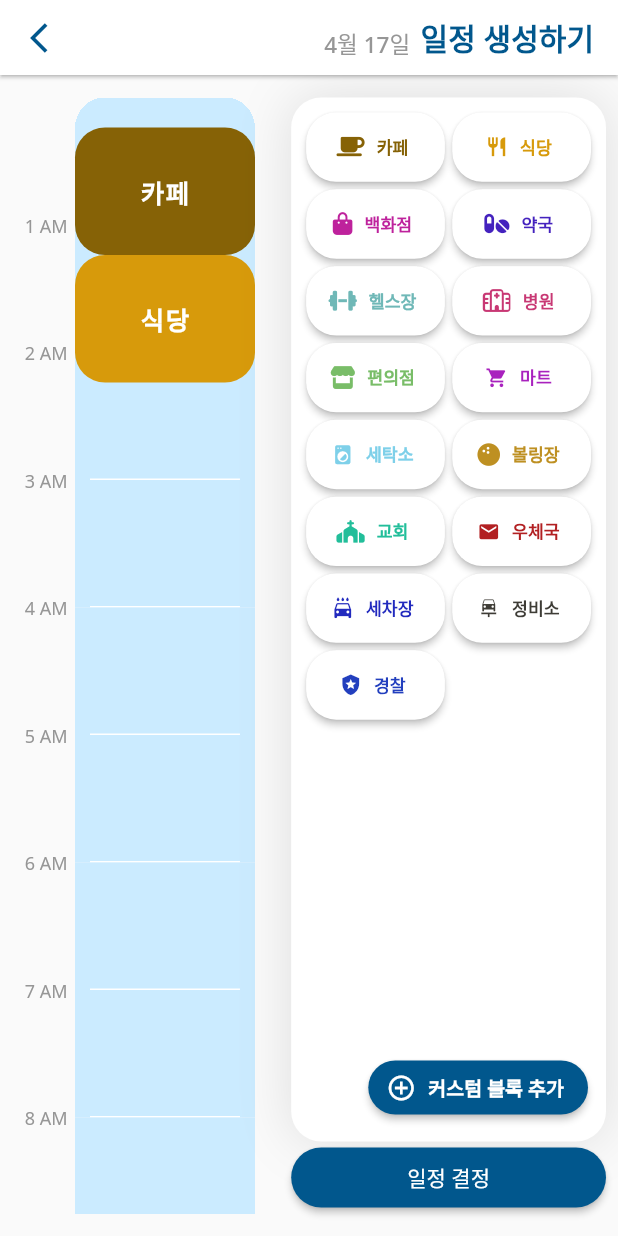
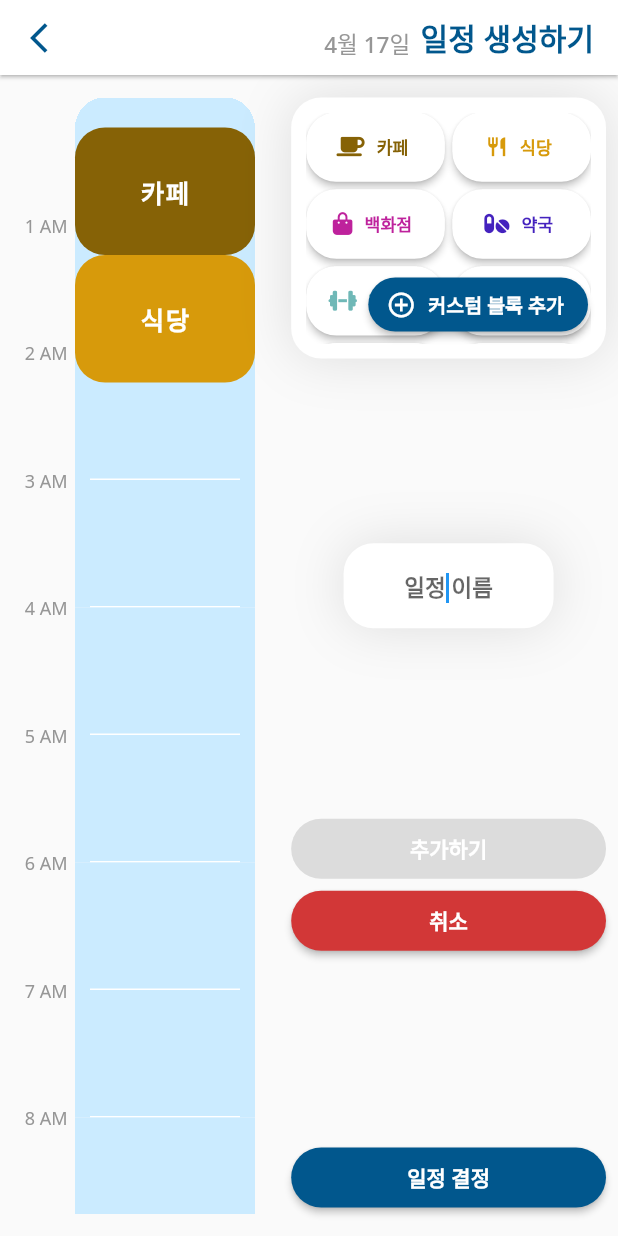
Before and after one commit to Dayplan-it/Dayplan.it, a Flutter app: the CreateScheduleScreen screen opened directly with empty values, after a tap on "카페", after a tap on "식당", after a tap on "커스텀 블록 추가", on a phone screen of 412 x 824 dp. Run offline on Flutter 3.47's test engine with Material 2 defaults, Android fonts, the phone set to English and light mode, and no system bars; our stand-ins replace font_awesome_flutter, google_fonts.

Commit message:
Add Custom Schedule Function
커스텀 스케줄(러프)을 추가하는 기능을 추가했습니다.

```diff
--- /dev/null
+++ b/frontend/lib/screens/create_schedule/components/bottom_right_space.dart
@@ -0,0 +1,155 @@
+import 'package:flutter/material.dart';
+import 'package:provider/provider.dart';
+import 'package:dayplan_it/constants.dart';
+import 'package:dayplan_it/screens/create_schedule/components/core/create_schedule_store.dart';
+import 'package:dayplan_it/screens/create_schedule/components/core/place_rough.dart';
+import 'package:dayplan_it/screens/create_schedule/components/core/create_schedule_constants.dart';
+
+class NoScheduleText extends StatelessWidget {
+  const NoScheduleText({Key? key}) : super(key: key);
+
+  @override
+  Widget build(BuildContext context) {
+    return Column(
+      mainAxisAlignment: MainAxisAlignment.center,
+      children: [
+        Column(
+          children: [
+            Text(
+              "일정이 없습니다",
+              style: mainFont(
+                  color: Colors.black,
+                  fontWeight: FontWeight.w900,
+                  fontSize: 20),
+            ),
+            const SizedBox(
+              height: 20,
+            ),
+            Text(
+              "일정 블록을 선택하거나",
+              style: mainFont(color: subTextColor),
+            ),
+            const SizedBox(
+              height: 3,
+            ),
+            Text(
+              "커스텀 블록을 만들어주세요",
+              style: mainFont(color: subTextColor),
+            )
+          ],
+        )
+      ],
+    );
+  }
+}
+
+class CreateCustomBlock extends StatefulWidget {
+  const CreateCustomBlock({
+    Key? key,
+  }) : super(key: key);
+
+  @override
+  State<CreateCustomBlock> createState() => _CreateCustomBlockState();
+}
+
+class _CreateCustomBlockState extends State<CreateCustomBlock> {
+  final TextEditingController _controller = TextEditingController();
+  bool _isInputExists = false;
+  String _input = "";
+
+  @override
+  void dispose() {
+    _controller.dispose();
+    super.dispose();
+  }
+
+  @override
+  Widget build(BuildContext context) {
+    return Column(
+      mainAxisAlignment: MainAxisAlignment.spaceEvenly,
+      children: [
+        Center(
+          child: Container(
+            alignment: Alignment.center,
+            decoration: BoxDecoration(
+                color: Colors.white,
+                borderRadius: defaultBoxRadius,
+                boxShadow: defaultBoxShadow),
+            padding: const EdgeInsets.all(5),
+            width: timeLineWidth + 20,
+            height: itemHeight / 1.5,
+            child: TextField(
+              autofocus: true,
+              controller: _controller,
+              textAlign: TextAlign.center,
+              decoration: const InputDecoration(
+                  border: InputBorder.none, hintText: "일정 이름"),
+              style: mainFont(
+                  color: pointColor, fontWeight: FontWeight.w900, fontSize: 15),
+              onChanged: (input) {
+                if (input.isEmpty) {
+                  setState(() {
+                    _isInputExists = false;
+                  });
+                } else {
+                  setState(() {
+                    _isInputExists = true;
+                    _input = input;
+                  });
+                }
+              },
+            ),
+          ),
+        ),
+        Column(
+          children: [
+            ElevatedButton(
+                onPressed: _isInputExists
+                    ? () {
+                        context.read<CreateScheduleStore>().addRoughSchedule(
+                            PlaceRough(
+                                nameKor: _input,
+                                nameEng: "custom",
+                                color: pointColor,
+                                startsAt: DateTime(2023),
+                                endsAt: DateTime(2023),
+                                duration: const Duration(days: 1)));
+                        context
+                            .read<CreateScheduleStore>()
+                            .onEndMakingCustomBlock();
+                      }
+                    : null,
+                style: ElevatedButton.styleFrom(
+                    primary: primaryColor,
+                    minimumSize: const Size(double.maxFinite, 40),
+                    shape:
+                        RoundedRectangleBorder(borderRadius: defaultBoxRadius)),
+                child: Text(
+                  "추가하기",
+                  style: mainFont(
+                    fontWeight: FontWeight.w600,
+                    color: Colors.white,
+                  ),
+                )),
+            ElevatedButton(
+                onPressed: () => context
+                    .read<CreateScheduleStore>()
+                    .onEndMakingCustomBlock(),
+                style: ElevatedButton.styleFrom(
+                    primary: pointColor,
+                    minimumSize: const Size(double.maxFinite, 40),
+                    shape:
+                        RoundedRectangleBorder(borderRadius: defaultBoxRadius)),
+                child: Text(
+                  "취소",
+                  style: mainFont(
+                    fontWeight: FontWeight.w600,
+                    color: Colors.white,
+                  ),
+                )),
+          ],
+        ),
+      ],
+    );
+  }
+}
--- a/frontend/lib/screens/create_schedule/components/core/create_schedule_constants.dart
+++ b/frontend/lib/screens/create_schedule/components/core/create_schedule_constants.dart
@@ -7,6 +7,9 @@ const double itemHeight = 85;
 
 /// 타임라인을 몇시간으로 설정할 것인지 (24시간)
 const int hours = 24;
+
+/// 순서 조정시 생기는 DragTarget 높이
+const double reorderDragTargetHeight = itemHeight / 5;
 
 /// 최소한의 스케줄 블록 사이즈를 Duration으로 결정
 const Duration minimumScheduleBoxDuration = Duration(minutes: 30);
--- a/frontend/lib/screens/create_schedule/components/core/create_schedule_store.dart
+++ b/frontend/lib/screens/create_schedule/components/core/create_schedule_store.dart
@@ -186,4 +186,10 @@ class CreateScheduleStore extends ChangeNotifier {
     isCustomBlockBeingMade = true;
     notifyListeners();
   }
+
+  /// 커스텀 블록 생성 끝
+  onEndMakingCustomBlock() {
+    isCustomBlockBeingMade = false;
+    notifyListeners();
+  }
 }
--- a/frontend/lib/screens/create_schedule/components/noSelectedSchedule.dart
+++ /dev/null
@@ -1,40 +0,0 @@
-import 'package:flutter/material.dart';
-import 'package:dayplan_it/constants.dart';
-
-class NoScheduleText extends StatelessWidget {
-  const NoScheduleText({Key? key}) : super(key: key);
-
-  @override
-  Widget build(BuildContext context) {
-    return Column(
-      mainAxisAlignment: MainAxisAlignment.center,
-      children: [
-        Column(
-          children: [
-            Text(
-              "일정이 없습니다",
-              style: mainFont(
-                  color: Colors.black,
-                  fontWeight: FontWeight.w900,
-                  fontSize: 20),
-            ),
-            const SizedBox(
-              height: 20,
-            ),
-            Text(
-              "일정 블록을 선택하거나",
-              style: mainFont(color: subTextColor),
-            ),
-            const SizedBox(
-              height: 3,
-            ),
-            Text(
-              "커스텀 블록을 만들어주세요",
-              style: mainFont(color: subTextColor),
-            )
-          ],
-        )
-      ],
-    );
-  }
-}
--- a/frontend/lib/screens/create_schedule/components/scheduleBox.dart
+++ b/frontend/lib/screens/create_schedule/components/scheduleBox.dart
@@ -30,6 +30,11 @@ class _ScheduleBoxRoughState extends State<ScheduleBoxRough> {
       height: boxHeight,
       width: timeLineWidth,
       alignment: Alignment.center,
+      child: Padding(
+        padding: const EdgeInsets.all(8.0),
+        child: Center(
+          child: FittedBox(
+            fit: BoxFit.fitWidth,
             child: Text(
               widget.place.nameKor,
               style: mainFont(
@@ -37,6 +42,9 @@ class _ScheduleBoxRoughState extends State<ScheduleBoxRough> {
                   color: Colors.white,
                   fontSize: itemHeight / 5,
                   letterSpacing: 1),
+            ),
+          ),
+        ),
       ),
     );
   }
@@ -84,7 +92,11 @@ class _ScheduleBoxRoughState extends State<ScheduleBoxRough> {
                         .onDragStart(widget.index),
                     onDraggableCanceled: (velocity, offset) =>
                         context.read<CreateScheduleStore>().onDragEnd(),
+                    child: Padding(
+                      padding: const EdgeInsets.all(8.0),
                       child: Center(
+                        child: FittedBox(
+                          fit: BoxFit.fitWidth,
                           child: Text(
                             widget.place.nameKor,
                             style: mainFont(
@@ -92,6 +104,8 @@ class _ScheduleBoxRoughState extends State<ScheduleBoxRough> {
                                 color: Colors.white,
                                 fontSize: itemHeight / 5,
                                 letterSpacing: 1),
+                          ),
+                        ),
                       ),
                     ),
                   ),
@@ -175,6 +189,12 @@ class ScheduleBoxWhenDragging extends StatelessWidget {
       height: durationToHeight(placeRough.duration),
       width: timeLineWidth,
       alignment: Alignment.center,
+      child: Padding(
+        padding:
+            dragging ? const EdgeInsets.all(3.0) : const EdgeInsets.all(8.0),
+        child: Center(
+          child: FittedBox(
+            fit: BoxFit.fitWidth,
             child: Text(
               placeRough.nameKor,
               style: mainFont(
@@ -182,6 +202,9 @@ class ScheduleBoxWhenDragging extends StatelessWidget {
                   color: Colors.white,
                   fontSize: itemHeight / 5,
                   letterSpacing: 1),
+            ),
+          ),
+        ),
       ),
     );
   }
@@ -202,17 +225,18 @@ class ScheduleBoxWhenDraggingDummy extends StatelessWidget {
 
   @override
   Widget build(BuildContext context) {
-    double boxHeight = durationToHeight(placeRough.duration);
+    double boxHeight =
+        durationToHeight(placeRough.duration) - reorderDragTargetHeight;
 
-    if ((index == 0 ||
-            index ==
-                context.read<CreateScheduleStore>().roughSchedule.length - 1) &&
-        context.read<CreateScheduleStore>().roughSchedule.length != 1) {
-      boxHeight -= itemHeight / 20;
-    } else if (context.read<CreateScheduleStore>().roughSchedule.length != 1 ||
-        selectedNeighbor) {
-      boxHeight -= itemHeight / 10;
-    }
+    // if ((index == 0 ||
+    //         index ==
+    //             context.read<CreateScheduleStore>().roughSchedule.length - 1) &&
+    //     context.read<CreateScheduleStore>().roughSchedule.length != 1) {
+    //   boxHeight -= reorderDragTargetHeight / 2;
+    // } else if (context.read<CreateScheduleStore>().roughSchedule.length != 1 ||
+    //     selectedNeighbor) {
+    //   boxHeight -= reorderDragTargetHeight;
+    // }
 
     return SizedBox(
       height: boxHeight,
@@ -238,19 +262,19 @@ class _ScheduleBoxDragTargetState extends State<ScheduleBoxDragTarget> {
       builder: (context, candidateData, rejectedData) {
         return isHovered
             ? Container(
-                height: itemHeight / 10,
+                height: reorderDragTargetHeight,
                 width: double.infinity,
                 decoration: BoxDecoration(
                   borderRadius: BorderRadius.circular(20),
-                  color: const Color.fromARGB(255, 129, 197, 253),
+                  color: Color.fromARGB(232, 129, 197, 253),
                 ),
               )
             : Container(
-                height: itemHeight / 10,
+                height: reorderDragTargetHeight,
                 width: double.infinity,
                 decoration: BoxDecoration(
                   borderRadius: BorderRadius.circular(20),
-                  color: Colors.blue,
+                  color: Color.fromARGB(148, 33, 149, 243),
                 ),
               );
       },
--- a/frontend/lib/screens/create_schedule/components/timeline_vertical.dart
+++ b/frontend/lib/screens/create_schedule/components/timeline_vertical.dart
@@ -83,9 +83,9 @@ class _TimeLineState extends State<TimeLine> {
                         children: [
                           SizedBox(
                             height: context
-                                    .watch<CreateScheduleStore>()
+                                    .read<CreateScheduleStore>()
                                     .scheduleStartHeight -
-                                itemHeight / 10,
+                                reorderDragTargetHeight / 2,
                           ),
                           for (int i = 0; i < roughSchedule.length * 2 + 1; i++)
                             if (i % 2 == 0)
--- a/frontend/lib/screens/create_schedule/create_schedule_screen.dart
+++ b/frontend/lib/screens/create_schedule/create_schedule_screen.dart
@@ -5,7 +5,7 @@ import 'package:dayplan_it/constants.dart';
 import 'package:dayplan_it/components/app_bar.dart';
 import 'package:dayplan_it/screens/create_schedule/components/core/create_schedule_store.dart';
 import 'package:dayplan_it/screens/create_schedule/components/RecommendedSchedulesGrid.dart';
-import 'package:dayplan_it/screens/create_schedule/components/noSelectedSchedule.dart';
+import 'package:dayplan_it/screens/create_schedule/components/bottom_right_space.dart';
 import 'package:dayplan_it/screens/create_schedule/components/timeline_vertical.dart';
 
 class CreateScheduleScreen extends StatelessWidget {
@@ -71,7 +71,11 @@ class _RoughSceduleCreatorBodyState extends State<RoughSceduleCreatorBody> {
                                   .isCustomBlockBeingMade
                               ? 180
                               : 40)
-                          : 0),
+                          : (context
+                                  .watch<CreateScheduleStore>()
+                                  .isCustomBlockBeingMade
+                              ? 180
+                              : 0)),
                       child: _buildBottomRight(context)),
                   ElevatedButton(
                       onPressed: context
@@ -87,7 +91,10 @@ class _RoughSceduleCreatorBodyState extends State<RoughSceduleCreatorBody> {
                               borderRadius: defaultBoxRadius)),
                       child: Text(
                         "일정 결정",
-                        style: mainFont(),
+                        style: mainFont(
+                          fontWeight: FontWeight.w600,
+                          color: Colors.white,
+                        ),
                       ))
                 ],
               ))
@@ -101,23 +108,10 @@ class _RoughSceduleCreatorBodyState extends State<RoughSceduleCreatorBody> {
         !context.watch<CreateScheduleStore>().isCustomBlockBeingMade) {
       return const NoScheduleText();
     } else if (context.watch<CreateScheduleStore>().isCustomBlockBeingMade) {
-      return CreateCustomBlock();
+      return const CreateCustomBlock();
     } else {
       return const SizedBox();
     }
-  }
-}
-
-class CreateCustomBlock extends StatelessWidget {
-  const CreateCustomBlock({
-    Key? key,
-  }) : super(key: key);
-
-  @override
-  Widget build(BuildContext context) {
-    return Container(
-      color: Colors.red,
-    );
   }
 }
 
```
Lines whose indentation alone changed are shown as unchanged.
